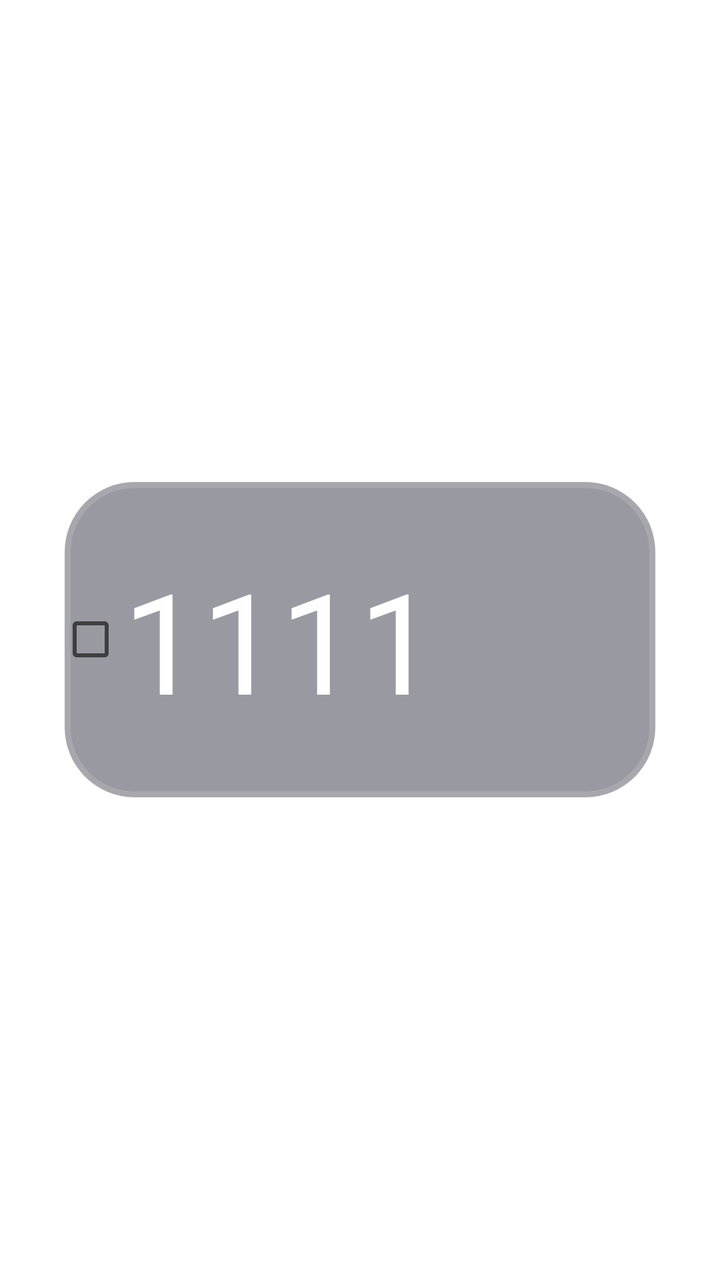
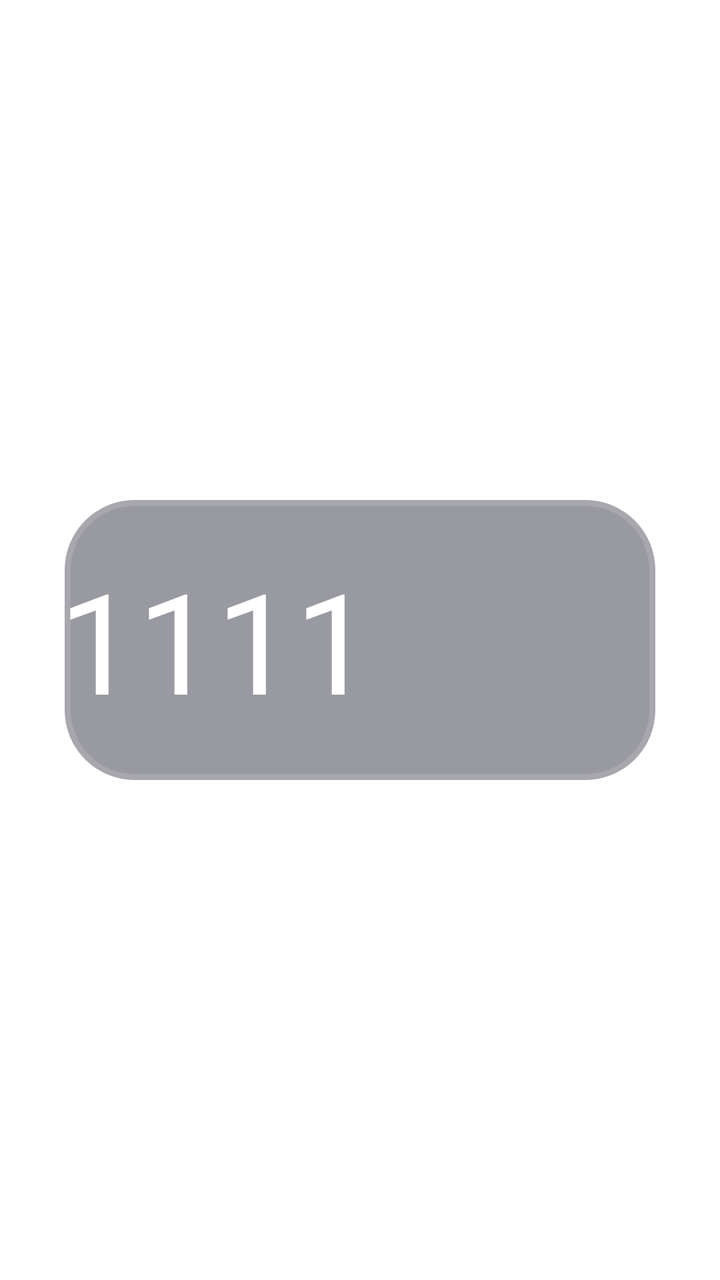

An Android layout rendered at two revisions. The XML below is the earlier revision; the diff shows what the commit changed to produce the second picture.
<!-- AndroidManifest.xml: application theme AppTheme.NoActionBar -->
<!-- res/layout/item_dialog_checkbox_search.xml -->
<?xml version="1.0" encoding="utf-8"?>
<FrameLayout xmlns:android="http://schemas.android.com/apk/res/android"
    android:layout_width="match_parent"
    android:layout_height="wrap_content">

    <LinearLayout
        android:layout_gravity="center"
        android:paddingTop="@dimen/vs_2"
        android:paddingBottom="@dimen/vs_2"
        android:paddingLeft="@dimen/vs_5"
        android:paddingRight="@dimen/vs_5"
        android:layout_width="match_parent"
        android:layout_height="wrap_content">
        <CheckBox
            android:id="@+id/oneSearchSource"
            android:layout_width="match_parent"
            android:layout_height="wrap_content"
            android:minHeight="@dimen/vs_28"
            android:background="@drawable/button_danmu_setting"
            android:clickable="true"
            android:focusable="true"
            android:textColor="@color/dialog_text_primary"
            android:textSize="@dimen/ts_14"
            android:text="1111"/>
    </LinearLayout>
</FrameLayout>
<!-- resources referenced by this layout -->
<resources>
  <color name="dialog_text_primary">#FFFFFFFF</color>
  <dimen name="ts_14">12mm</dimen>
  <dimen name="vs_2">2mm</dimen>
  <dimen name="vs_28">28mm</dimen>
  <dimen name="vs_5">5mm</dimen>
  <!-- drawable button_danmu_setting (drawable) -->
  <?xml version="1.0" encoding="utf-8"?>
  <selector xmlns:android="http://schemas.android.com/apk/res/android">
      <item android:state_focused="true">
          <shape>
              <corners android:radius="@dimen/vs_6" />
              <solid android:color="@color/dialog_control_bg_focused" />
              <stroke
                  android:width="@dimen/vs_1"
                  android:color="@color/dialog_control_stroke_focused" />
          </shape>
      </item>
      <item>
          <shape>
              <corners android:radius="@dimen/vs_6" />
              <solid android:color="@color/dialog_control_bg" />
              <stroke
                  android:width="@dimen/vs_1"
                  android:color="@color/dialog_control_stroke" />
          </shape>
      </item>
  </selector>
  <style name="AppTheme.NoActionBar" parent="AppTheme">
          <item name="android:windowActionBar">false</item>
          <item name="android:windowNoTitle">true</item>
          <item name="windowActionBar">false</item>
          <item name="android:windowFullscreen">false</item>//手机版：默认保留状态栏，全屏页面运行时再隐藏
          <item name="android:windowContentOverlay">@null</item>//是否有遮盖
          <item name="windowNoTitle">true</item>
          
          
          <item name="android:windowBackground">@android:color/transparent</item>
          
          <item name="android:statusBarColor">@android:color/transparent</item>
          <item name="android:windowDrawsSystemBarBackgrounds">true</item>
      </style>
  <dimen name="vs_6">6mm</dimen>
  <color name="dialog_control_bg_focused">#CC1890FF</color>
  <dimen name="vs_1">1mm</dimen>
  <color name="dialog_control_stroke_focused">#CC02F8E1</color>
  <color name="dialog_control_bg">#80353744</color>
  <color name="dialog_control_stroke">#22FFFFFF</color>
  <style name="AppTheme" parent="Theme.AppCompat.Light.DarkActionBar">
          
          <item name="colorPrimary">@color/color_6200EE</item>
          <item name="colorPrimaryDark">@color/color_3700B3</item>
          <item name="colorAccent">@color/color_03DAC5</item>
      </style>
  <color name="color_6200EE">#6200EE</color>
  <color name="color_3700B3">#3700B3</color>
  <color name="color_03DAC5">#03DAC5</color>
</resources>

<!-- the commit's change to res/layout/item_dialog_checkbox_search.xml (unified diff, before → after) -->
@@ -5,20 +5,23 @@
 
     <LinearLayout
         android:layout_gravity="center"
-        android:paddingTop="@dimen/vs_2"
-        android:paddingBottom="@dimen/vs_2"
+        android:paddingTop="@dimen/vs_1"
+        android:paddingBottom="@dimen/vs_1"
         android:paddingLeft="@dimen/vs_5"
         android:paddingRight="@dimen/vs_5"
         android:layout_width="match_parent"
         android:layout_height="wrap_content">
+        
         <CheckBox
             android:id="@+id/oneSearchSource"
             android:layout_width="match_parent"
             android:layout_height="wrap_content"
-            android:minHeight="@dimen/vs_28"
+            android:minHeight="@dimen/vs_25"
             android:background="@drawable/button_danmu_setting"
+            android:button="@null"
             android:clickable="true"
             android:focusable="true"
+            android:gravity="center_vertical"
             android:textColor="@color/dialog_text_primary"
             android:textSize="@dimen/ts_14"
             android:text="1111"/>
<!-- resource entries referenced after the edit -->
@@ -2,8 +2,6 @@
 <resources>
   <color name="dialog_text_primary">#FFFFFFFF</color>
   <dimen name="ts_14">12mm</dimen>
-  <dimen name="vs_2">2mm</dimen>
-  <dimen name="vs_28">28mm</dimen>
   <dimen name="vs_5">5mm</dimen>
   <!-- drawable button_danmu_setting (drawable) -->
   <?xml version="1.0" encoding="utf-8"?>
@@ -44,6 +42,7 @@
   <dimen name="vs_6">6mm</dimen>
   <color name="dialog_control_bg_focused">#CC1890FF</color>
   <dimen name="vs_1">1mm</dimen>
+  <dimen name="vs_25">25mm</dimen>
   <color name="dialog_control_stroke_focused">#CC02F8E1</color>
   <color name="dialog_control_bg">#80353744</color>
   <color name="dialog_control_stroke">#22FFFFFF</color>
